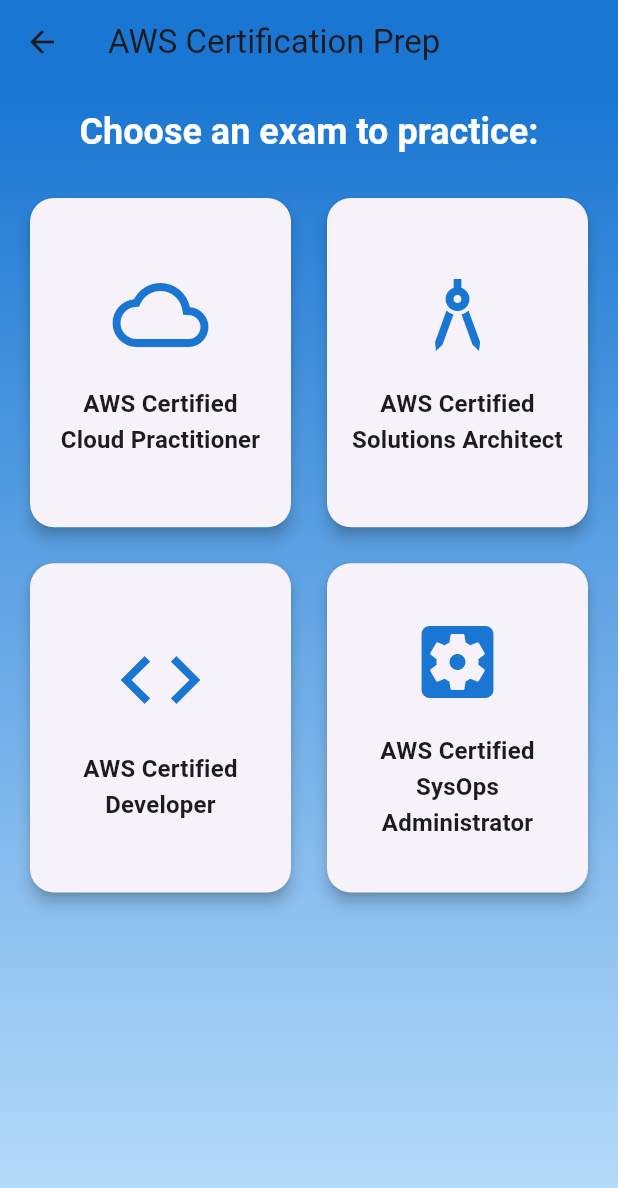
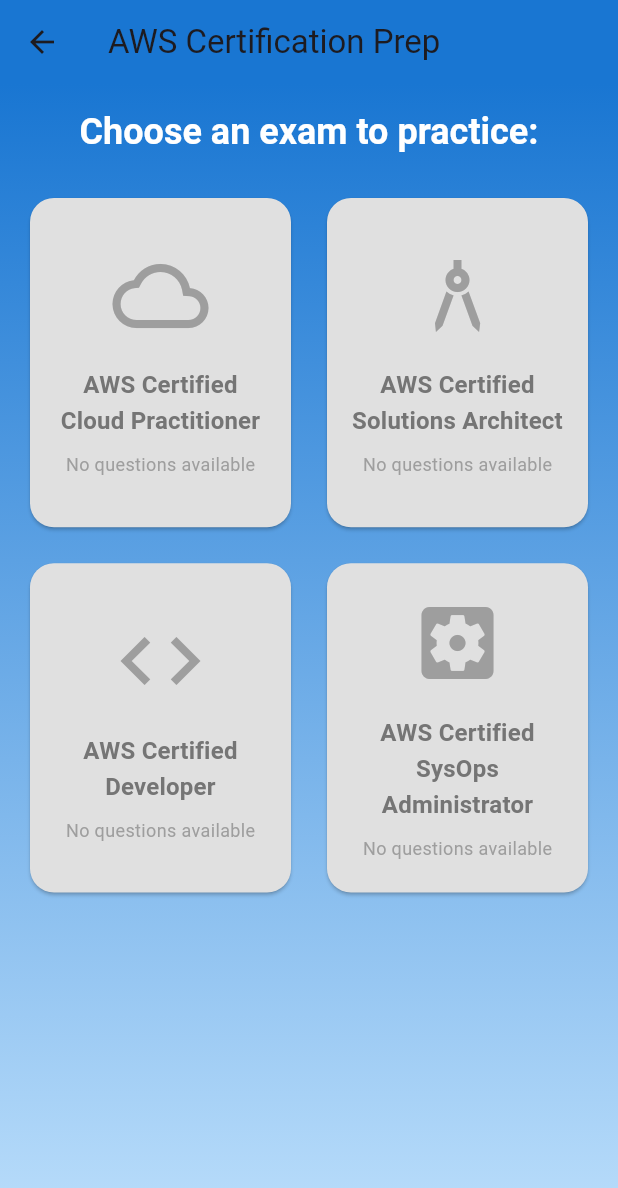
Before and after one commit to feuvpi/exam-questions, a Flutter app: the MenuScreen screen opened directly, on a phone screen of 412 x 824 dp. Shown: the top 1188 px of the screen. Run offline on Flutter 3.47's test engine with Material 3 defaults, Android fonts, the phone set to English and light mode, and no system bars; our stand-ins replace logger, sqflite; accounts and stored records are empty; network calls fail; statements that could not run were skipped.

Commit message:
feat questions parsed

```diff
--- a/lib/screens/menu_screen.dart
+++ b/lib/screens/menu_screen.dart
@@ -1,5 +1,6 @@
 import 'package:flutter/material.dart';
 import 'question_screen.dart';
+import '../services/database_helper.dart';
 
 class MenuScreen extends StatelessWidget {
   final List<Map<String, dynamic>> exams = [
@@ -10,6 +11,11 @@ class MenuScreen extends StatelessWidget {
   ];
 
   MenuScreen({Key? key}) : super(key: key);
+
+  Future<bool> _hasQuestionsForExam(String examType) async {
+    final questions = await DatabaseHelper.instance.getQuestions(examType);
+    return questions.isNotEmpty;
+  }
 
   @override
   Widget build(BuildContext context) {
@@ -36,9 +42,9 @@ class MenuScreen extends StatelessWidget {
                 Text(
                   'Choose an exam to practice:',
                   style: Theme.of(context).textTheme.headlineSmall?.copyWith(
-                        color: Colors.white,
-                        fontWeight: FontWeight.bold,
-                      ),
+                    color: Colors.white,
+                    fontWeight: FontWeight.bold,
+                  ),
                   textAlign: TextAlign.center,
                 ),
                 const SizedBox(height: 24),
@@ -52,7 +58,17 @@ class MenuScreen extends StatelessWidget {
                     ),
                     itemCount: exams.length,
                     itemBuilder: (context, index) {
-                      return _buildExamCard(context, exams[index]);
+                      return FutureBuilder<bool>(
+                        future: _hasQuestionsForExam(exams[index]['name']),
+                        builder: (context, snapshot) {
+                          final bool hasQuestions = snapshot.data ?? false;
+                          return _buildExamCard(
+                            context,
+                            exams[index],
+                            enabled: hasQuestions,
+                          );
+                        },
+                      );
                     },
                   ),
                 ),
@@ -64,19 +80,20 @@ class MenuScreen extends StatelessWidget {
     );
   }
 
-  Widget _buildExamCard(BuildContext context, Map<String, dynamic> exam) {
+  Widget _buildExamCard(BuildContext context, Map<String, dynamic> exam, {bool enabled = true}) {
     return Card(
-      elevation: 4,
+      elevation: enabled ? 4 : 1,
       shape: RoundedRectangleBorder(borderRadius: BorderRadius.circular(16)),
+      color: enabled ? Colors.white : Colors.grey[300],
       child: InkWell(
-        onTap: () {
+        onTap: enabled ? () {
           Navigator.push(
             context,
             MaterialPageRoute(
               builder: (context) => QuestionScreen(examType: exam['name']),
             ),
           );
-        },
+        } : null,
         child: Padding(
           padding: const EdgeInsets.all(16.0),
           child: Column(
@@ -85,16 +102,28 @@ class MenuScreen extends StatelessWidget {
               Icon(
                 exam['icon'],
                 size: 64,
-                color: Colors.blue[700],
+                color: enabled ? Colors.blue[700] : Colors.grey,
               ),
               const SizedBox(height: 16),
               Text(
                 exam['name'],
                 style: Theme.of(context).textTheme.titleMedium?.copyWith(
-                      fontWeight: FontWeight.bold,
-                    ),
+                  fontWeight: FontWeight.bold,
+                  color: enabled ? Colors.black87 : Colors.grey[600],
+                ),
                 textAlign: TextAlign.center,
               ),
+              if (!enabled)
+                const Padding(
+                  padding: EdgeInsets.only(top: 8.0),
+                  child: Text(
+                    'No questions available',
+                    style: TextStyle(
+                      color: Colors.grey,
+                      fontSize: 12,
+                    ),
+                  ),
+                ),
             ],
           ),
         ),
```
Also changed, not shown: lib/models/question.dart (+11 -11 lines), lib/services/database_helper.dart (+113 -37 lines), lib/services/question_service.dart (+63 -23 lines).
